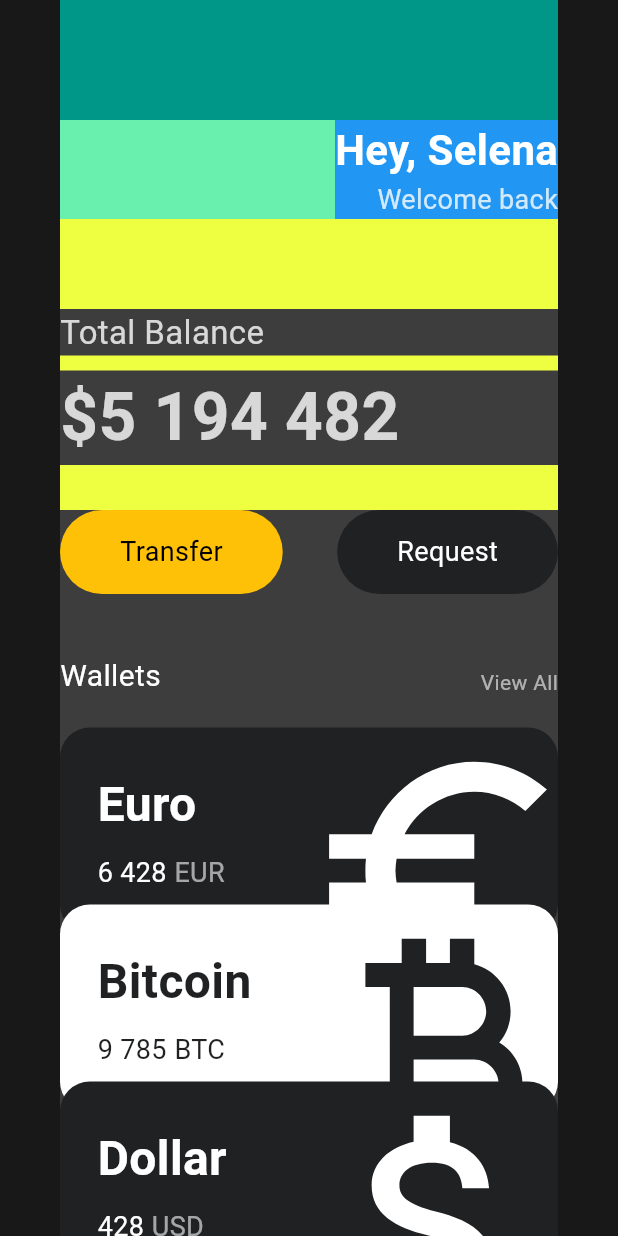
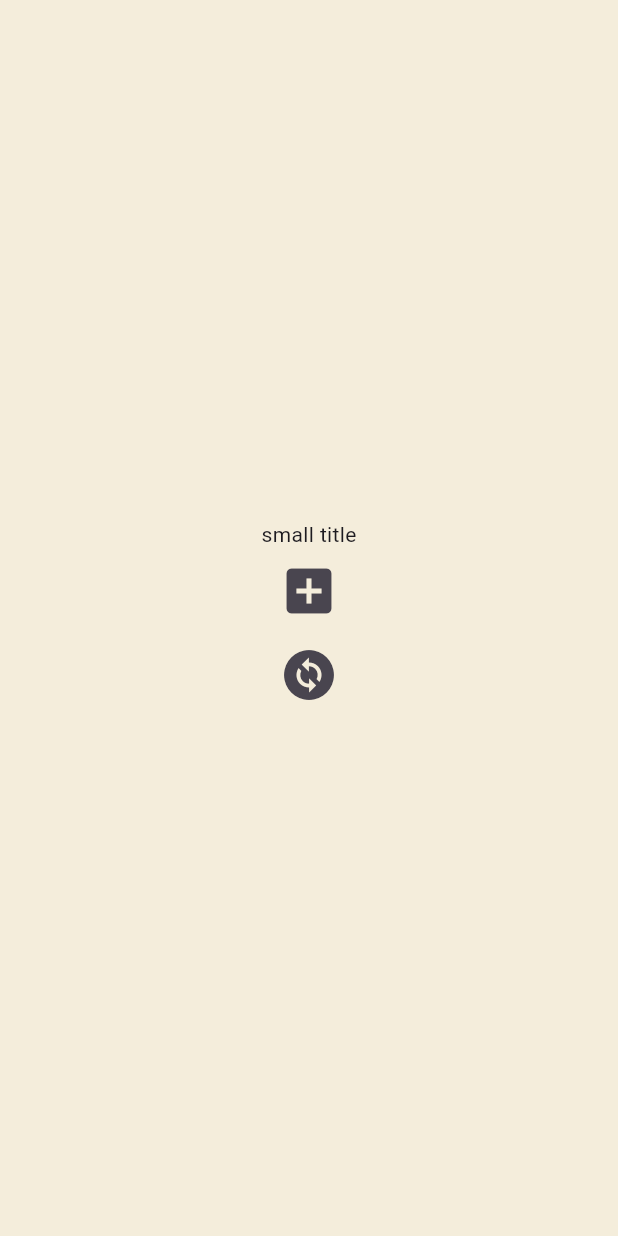
Before and after one commit to SeaFalcon/nomad-flutter-beginner, a Flutter app: the screen it shows after launch, on a phone screen of 412 x 824 dp. Run offline on Flutter 3.47's test engine with Material 3 defaults, Android fonts, the phone set to English and light mode, and no system bars.

Commit message:
feat: practice stateful widgets

```diff
--- a/lib/main.dart
+++ b/lib/main.dart
@@ -1,146 +1,15 @@
 import 'package:flutter/material.dart';
-import 'package:toonflix/widgets/Button.dart';
-import 'package:toonflix/widgets/currency_cart.dart';
+import 'package:toonflix/widgets/card_practice.dart';
+import 'package:toonflix/widgets/state_practice.dart';
+import 'package:toonflix/widgets/state_practice2.dart';
 
 void main() {
-  runApp(App());
+  runApp(MaterialApp(
+    initialRoute: '/',
+    routes: {
+      '/': ((context) => StatePractice2()),
+      '/stateful': ((context) => StatePractice()),
+      '/card': ((context) => CardPractice()),
+    },
+  ));
 }
-
-class App extends StatelessWidget {
-  @override
-  Widget build(BuildContext context) {
-    return MaterialApp(
-        home: Scaffold(
-      backgroundColor: Color(0xff181818),
-      body: SingleChildScrollView(
-        child: Padding(
-          padding: EdgeInsets.symmetric(horizontal: 40),
-          child: Container(
-            color: Color(0xff3d3d3d),
-            child: Column(
-              crossAxisAlignment: CrossAxisAlignment.start,
-              children: [
-                Container(
-                  height: 80,
-                  color: Colors.teal,
-                ),
-                Container(
-                  color: Colors.greenAccent,
-                  child: Row(
-                    mainAxisAlignment: MainAxisAlignment.end,
-                    children: [
-                      Container(
-                        color: Colors.blue,
-                        child: Column(
-                          crossAxisAlignment: CrossAxisAlignment.end,
-                          children: [
-                            Text(
-                              'Hey, Selena',
-                              style: TextStyle(
-                                color: Colors.white,
-                                fontSize: 28,
-                                fontWeight: FontWeight.w600,
-                              ),
-                            ),
-                            Text(
-                              'Welcome back',
-                              style: TextStyle(
-                                color: Colors.white.withValues(alpha: 0.8),
-                                fontSize: 18,
-                              ),
-                            ),
-                          ],
-                        ),
-                      )
-                    ],
-                  ),
-                ),
-                Container(
-                  color: Colors.limeAccent,
-                  height: 60,
-                ),
-                Text(
-                  'Total Balance',
-                  style: TextStyle(
-                      fontSize: 22, color: Colors.white.withValues(alpha: .8)),
-                ),
-                Container(
-                  color: Colors.limeAccent,
-                  height: 10,
-                ),
-                Text(
-                  '\$5 194 482',
-                  style: TextStyle(
-                      fontSize: 44,
-                      fontWeight: FontWeight.w600,
-                      color: Colors.white.withValues(alpha: .8)),
-                ),
-                Container(
-                  color: Colors.limeAccent,
-                  height: 30,
-                ),
-                Row(
-                  mainAxisAlignment: MainAxisAlignment.spaceBetween,
-                  children: [
-                    Button(
-                      text: 'Transfer',
-                      bgColor: Colors.amber,
-                    ),
-                    Button(
-                      text: 'Request',
-                      bgColor: Color(0xff1f2123),
-                      textColor: Colors.white,
-                    )
-                  ],
-                ),
-                Container(height: 40),
-                Row(
-                  mainAxisAlignment: MainAxisAlignment.spaceBetween,
-                  crossAxisAlignment: CrossAxisAlignment.end,
-                  children: [
-                    Text(
-                      'Wallets',
-                      style: TextStyle(
-                        fontSize: 20,
-                        color: Colors.white,
-                      ),
-                    ),
-                    Text(
-                      'View All',
-                      style: TextStyle(
-                        color: Colors.white.withValues(alpha: 0.6),
-                      ),
-                    ),
-                  ],
-                ),
-                Container(height: 20),
-                CurrencyCard(
-                  name: 'Euro',
-                  code: 'EUR',
-                  amount: '6 428',
-                  icon: Icons.euro_symbol,
-                  offset: Offset(0, 0),
-                ),
-                CurrencyCard(
-                  name: 'Bitcoin',
-                  code: 'BTC',
-                  amount: '9 785',
-                  icon: Icons.currency_bitcoin_sharp,
-                  isInverted: true,
-                  offset: Offset(0, -20),
-                ),
-                CurrencyCard(
-                  name: 'Dollar',
-                  code: 'USD',
-                  amount: '428',
-                  icon: Icons.attach_money_outlined,
-                  offset: Offset(0, -40),
-                ),
-              ],
-            ),
-          ),
-        ),
-      ),
-    ));
-  }
-}
--- /dev/null
+++ b/lib/widgets/state_practice2.dart
@@ -0,0 +1,97 @@
+import 'package:flutter/material.dart';
+
+class StatePractice2 extends StatefulWidget {
+  @override
+  State<StatePractice2> createState() {
+    return _StatePractice2();
+  }
+}
+
+class _StatePractice2 extends State<StatePractice2> {
+  int counter = 0;
+  List<int> numbers = [];
+
+  bool showTitle = false;
+
+  void handleClickCounter() {
+    setState(() {
+      // counter += 1;
+      // numbers.add(counter);
+      showTitle = !showTitle;
+    });
+  }
+
+  void handleClickChange() {
+    Navigator.pushNamed(context, '/card');
+  }
+
+  @override
+  Widget build(BuildContext context) {
+    return MaterialApp(
+      theme: ThemeData(
+        textTheme: TextTheme(
+          titleLarge: TextStyle(
+            color: Colors.red,
+          ),
+        ),
+      ),
+      home: Scaffold(
+        backgroundColor: Color(0xfff4eddb),
+        body: Center(
+          child: Column(
+            mainAxisAlignment: MainAxisAlignment.center,
+            children: [
+              showTitle ? MyLargeTitle() : Text('small title'),
+              IconButton(
+                iconSize: 40,
+                onPressed: handleClickCounter,
+                icon: Icon(Icons.add_box),
+              ),
+              IconButton(
+                iconSize: 40,
+                onPressed: handleClickChange,
+                icon: Icon(Icons.change_circle),
+              )
+            ],
+          ),
+        ),
+      ),
+    );
+  }
+}
+
+class MyLargeTitle extends StatefulWidget {
+  const MyLargeTitle({
+    super.key,
+  });
+
+  @override
+  State<MyLargeTitle> createState() => _MyLargeTitleState();
+}
+
+class _MyLargeTitleState extends State<MyLargeTitle> {
+  @override
+  void initState() {
+    super.initState();
+    print('initState!');
+  }
+
+  @override
+  void dispose() {
+    super.dispose();
+    print('dispose!');
+  }
+
+  @override
+  Widget build(BuildContext context) {
+    print('build!');
+
+    return Text(
+      'My Large Title',
+      style: TextStyle(
+        fontSize: 30,
+        color: Theme.of(context).textTheme.titleLarge?.color,
+      ),
+    );
+  }
+}
```
Also changed, not shown: lib/widgets/card_practice.dart (added, +155 -0 lines), lib/widgets/state_practice.dart (added, +62 -0 lines).
